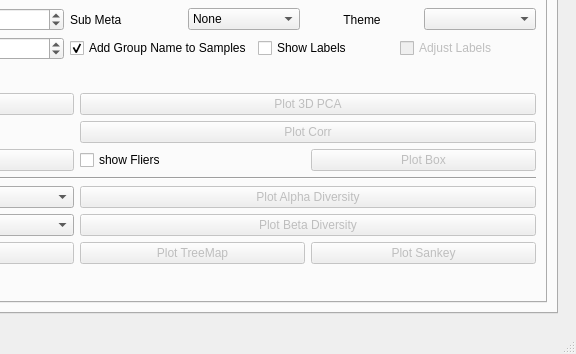
Above: utils/MetaX_GUI/MainWindow.ui from byemaxx/MetaX before the change; both pictures show x 508 to 1084 and y 244 to 598 of the 1084 by 598 pixel window. Below: the same form after it.
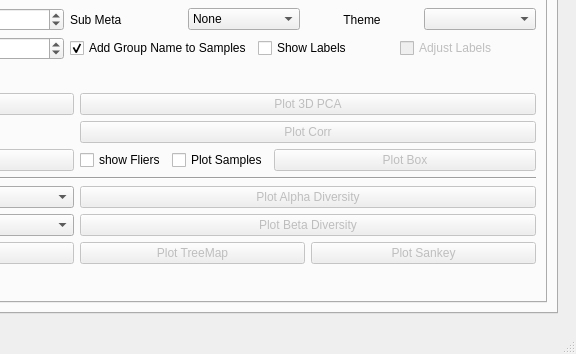
That is the form after the change. The open tabs and pages were chosen to show the change.

Commit message: - Change: 1. Optimize the dot size for the 2D PCA and beta diversity plot and volcano plot. 2. Changed the default size of the web plot. - New: Add an option to plot box by group or by sample. - Fix: Fixed the bug when restore the object, the table nanem was added to GUI while the object doesn't have the table.

What changed in the file:
```diff
--- a/utils/MetaX_GUI/MainWindow.ui
+++ b/utils/MetaX_GUI/MainWindow.ui
@@ -1899,11 +1899,30 @@
                    <layout class="QHBoxLayout" name="horizontalLayout_7">
                     <item>
                      <widget class="QCheckBox" name="checkBox_box_if_show_fliers">
+                      <property name="sizePolicy">
+                       <sizepolicy hsizetype="Maximum" vsizetype="Fixed">
+                        <horstretch>0</horstretch>
+                        <verstretch>0</verstretch>
+                       </sizepolicy>
+                      </property>
                       <property name="text">
                        <string>show Fliers</string>
                       </property>
                      </widget>
                     </item>
+                    <item>
+                     <widget class="QCheckBox" name="checkBox_box_plot_samples">
+                      <property name="sizePolicy">
+                       <sizepolicy hsizetype="Fixed" vsizetype="Fixed">
+                        <horstretch>0</horstretch>
+                        <verstretch>0</verstretch>
+                       </sizepolicy>
+                      </property>
+                      <property name="text">
+                       <string>Plot Samples</string>
+                      </property>
+                     </widget>
+                    </item>
                     <item>
                      <widget class="QPushButton" name="pushButton_plot_box_sns">
                       <property name="enabled">
```
Left out of the diff: 41 changed lines with no effect on the pictures. The commit also changes 9 other files.
